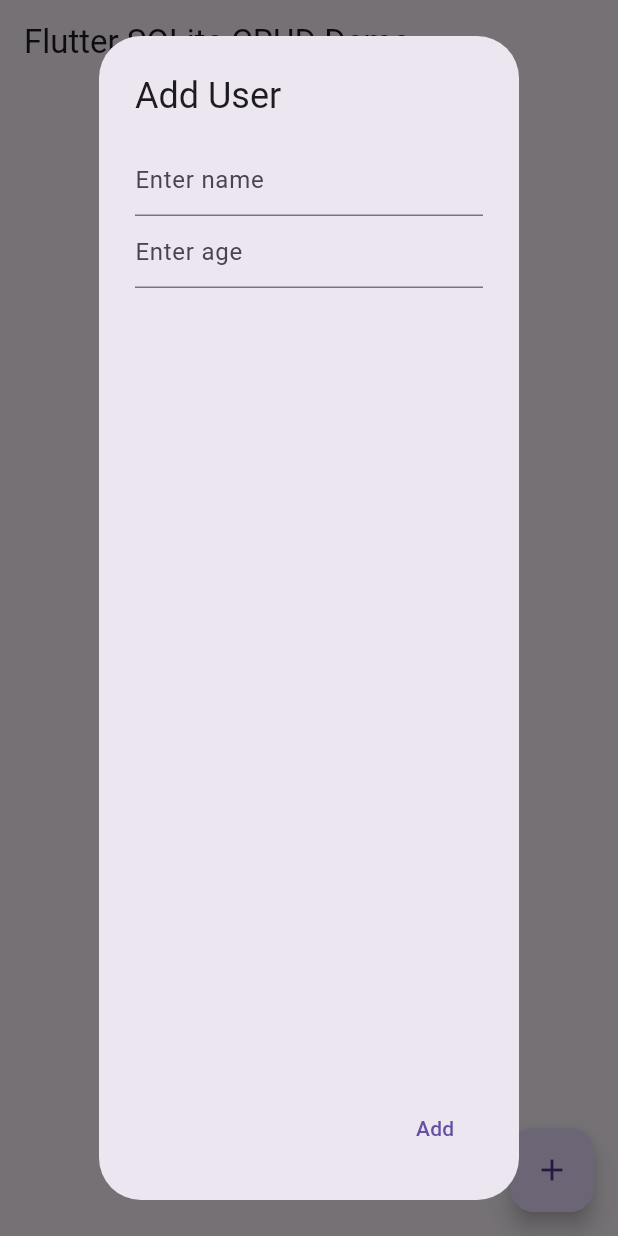
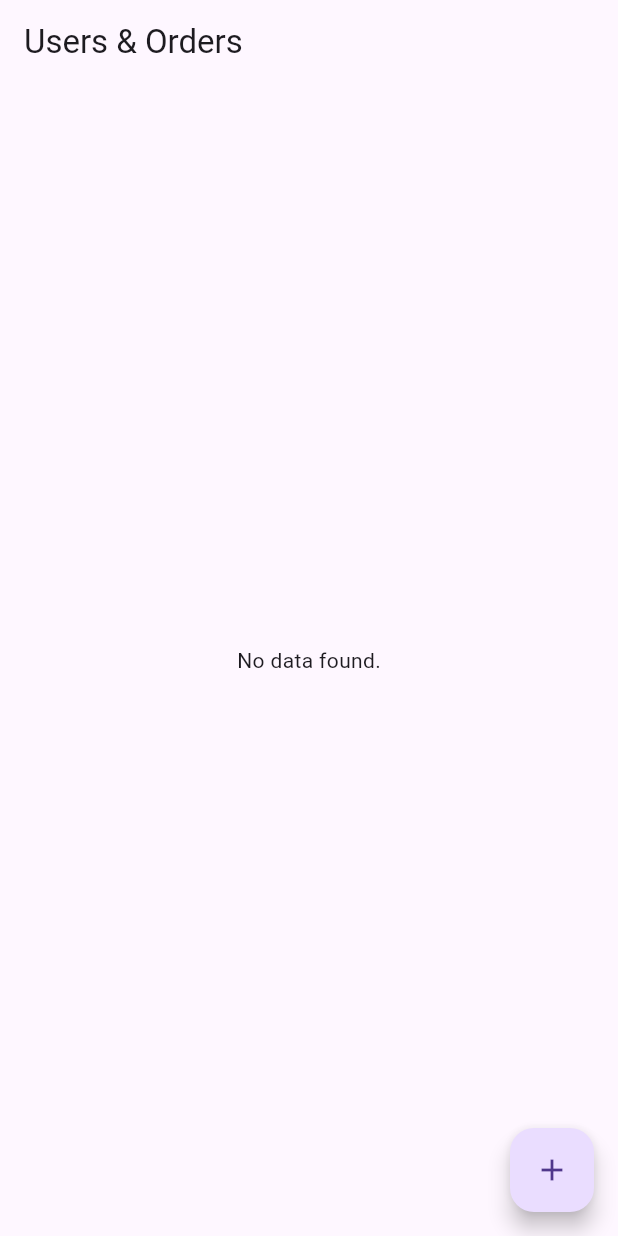
Before and after one commit to robiulm60ict/my_decktop_apps, a Flutter app: the screen it shows after launch, after a tap on the "add" icon, on a phone screen of 412 x 824 dp. Run offline on Flutter 3.47's test engine with Material 3 defaults, Android fonts, the light colour scheme and no system bars; missing offline and left inert: sqlite3.

Commit message:
fix join database

```diff
--- a/lib/db.dart
+++ b/lib/db.dart
@@ -1,92 +1,78 @@
-// import 'package:flutter/material.dart';
-// import 'package:sqflite_common_ffi/sqflite_ffi.dart';
-// import 'package:path/path.dart';
-// import 'dart:io';
-//
-// class User {
-//   int? id;
-//   String name;
-//   int age;
-//
-//   User({this.id, required this.name, required this.age});
-//
-//   Map<String, dynamic> toMap() {
-//     return {'id': id, 'name': name, 'age': age};
-//   }
-//
-//   static User fromMap(Map<String, dynamic> map) {
-//     return User(id: map['id'], name: map['name'], age: map['age']);
-//   }
-// }
-//
-// class DatabaseHelper {
-//   static final DatabaseHelper instance = DatabaseHelper._init();
-//   static Database? _database;
-//
-//   DatabaseHelper._init();
-//
-//   Future<Database> get database async {
-//     if (_database != null) return _database!;
-//     sqfliteFfiInit(); // Initialize for desktop
-//     databaseFactory = databaseFactoryFfi;
-//     _database = await _initDB();
-//     return _database!;
-//   }
-//   Future<Database> _initDB() async {
-//     try {
-//       final dbPath = await getDatabasesPath(); // This gives a path to a writable directory.
-//       final path = join(dbPath, 'users.db');
-//
-//       return await databaseFactory.openDatabase(path,
-//           options: OpenDatabaseOptions(
-//             version: 1,
-//             onCreate: (db, version) async {
-//               await db.execute('''
-//             CREATE TABLE users (
-//               id INTEGER PRIMARY KEY AUTOINCREMENT,
-//               name TEXT NOT NULL,
-//               age INTEGER NOT NULL
-//             )
-//             ''');
-//
-//               // Insert 5 initial users
-//               for (int i = 1; i <= 5; i++) {
-//                 await db.insert('users', {
-//                   'name': 'User $i',
-//                   'age': 20 + i,
-//                 });
-//               }
-//
-//             },
-//           ));
-//     } catch (e) {
-//
-//       print("Database error: $e");
-//       rethrow;
-//     }
-//   }
-//
-//
-//
-//   Future<int> addUser(User user) async {
-//     final db = await database;
-//     return await db.insert('users', user.toMap());
-//   }
-//
-//   Future<List<User>> getAllUsers() async {
-//     final db = await database;
-//     final result = await db.query('users');
-//     return result.map((json) => User.fromMap(json)).toList();
-//   }
-//
-//   Future<int> updateUser(User user) async {
-//     final db = await database;
-//     return await db.update('users', user.toMap(),
-//         where: 'id = ?', whereArgs: [user.id]);
-//   }
-//
-//   Future<int> deleteUser(int id) async {
-//     final db = await database;
-//     return await db.delete('users', where: 'id = ?', whereArgs: [id]);
-//   }
-// }
+import 'package:sqlite3/sqlite3.dart';
+import 'package:path/path.dart';
+import 'package:path_provider/path_provider.dart';
+import 'dart:io';
+
+import 'main.dart';
+
+class DatabaseHelper {
+  late final Database db;
+
+  Future<void> initDatabase() async {
+    final documentsDirectory = await getApplicationDocumentsDirectory();
+    final dbPath = join(documentsDirectory.path, 'my_database.db');
+    print("Database Path: $dbPath");
+
+    // Open the database file
+    db = sqlite3.open(dbPath);
+
+    // Create the 'users' table
+    db.execute('''
+      CREATE TABLE IF NOT EXISTS users (
+        id INTEGER PRIMARY KEY AUTOINCREMENT,
+        name TEXT,
+        age INTEGER
+      );
+    ''');
+
+    // Create the 'orders' table with a price column and order_date column
+    db.execute('''
+      CREATE TABLE IF NOT EXISTS orders (
+        id INTEGER PRIMARY KEY AUTOINCREMENT,
+        user_id INTEGER,
+        order_details TEXT,
+        price REAL,
+        order_date TEXT,
+        FOREIGN KEY(user_id) REFERENCES users(id) ON DELETE CASCADE
+      );
+    ''');
+  }
+
+  // Method to insert a new user
+  Future<void> insertUser(User user) async {
+    db.execute(
+      'INSERT INTO users (name, age) VALUES (?, ?)',
+      [user.name, user.age],
+    );
+  }
+
+  // Define insertOrder to add an order for a user with a price
+  Future<void> insertOrder(int userId, String orderDetails, double price) async {
+    db.execute(
+      'INSERT INTO orders (user_id, order_details, price, order_date) VALUES (?, ?, ?, ?)',
+      [userId, orderDetails, price, DateTime.now().toIso8601String()],
+    );
+  }
+
+  // Define getUsersWithOrders to retrieve users with their orders using a JOIN query
+  Future<List<Map<String, dynamic>>> getUsersWithOrders() async {
+    final ResultSet resultSet = db.select('''
+      SELECT
+        users.id AS user_id,
+        users.name,
+        users.age,
+        orders.id AS order_id,
+        orders.order_details,
+        orders.price,
+        orders.order_date
+      FROM users
+      LEFT JOIN orders ON users.id = orders.user_id
+    ''');
+
+    return resultSet.map((row) => row).toList();
+  }
+
+  Future<void> close() async {
+    db.dispose();
+  }
+}
--- a/lib/main.dart
+++ b/lib/main.dart
@@ -4,6 +4,8 @@ import 'package:path/path.dart';
 import 'package:path_provider/path_provider.dart';
 import 'dart:io';
 import 'package:flutter/material.dart' as material;
+
+import 'db.dart';
 // import 'package:sqlite3/sqlite3.dart' as sqlite3;
 
 
@@ -60,61 +62,61 @@ class User {
 // ----------------------
 // Database Helper Class
 // ----------------------
-class DatabaseHelper {
-  late final Database db;
-
-
-  // Initialize the database using a file-based DB.
-  Future<void> initDatabase() async {
-    final documentsDirectory = await getApplicationDocumentsDirectory();
-    final path = join(documentsDirectory.path, 'my_database.db');
-    print("Database Path: $path");  // Print to debug
-
-    db = sqlite3.open(path);
-
-
-    // Create the users table if it doesn't exist
-    db.execute('''
-     CREATE TABLE IF NOT EXISTS users (
-       id INTEGER PRIMARY KEY AUTOINCREMENT,
-       name TEXT,
-       age INTEGER
-     );
-   ''');
-  }
-
-
-  Future<void> insertUser(User user) async {
-    db.execute(
-      'INSERT INTO users (name, age) VALUES (?, ?)',
-      [user.name, user.age],
-    );
-  }
-
-
-  Future<List<User>> getUsers() async {
-    final ResultSet resultSet = db.select('SELECT * FROM users');
-    return resultSet.map((row) => User.fromMap(row)).toList();
-  }
-
-
-  Future<void> updateUser(User user) async {
-    db.execute(
-      'UPDATE users SET name = ?, age = ? WHERE id = ?',
-      [user.name, user.age, user.id],
-    );
-  }
-
-
-  Future<void> deleteUser(int id) async {
-    db.execute('DELETE FROM users WHERE id = ?', [id]);
-  }
-
-
-  Future<void> close() async {
-    db.dispose();
-  }
-}
+// class DatabaseHelper {
+//   late final Database db;
+//
+//
+//   // Initialize the database using a file-based DB.
+//   Future<void> initDatabase() async {
+//     final documentsDirectory = await getApplicationDocumentsDirectory();
+//     final path = join(documentsDirectory.path, 'my_database.db');
+//     print("Database Path: $path");  // Print to debug
+//
+//     db = sqlite3.open(path);
+//
+//
+//     // Create the users table if it doesn't exist
+//     db.execute('''
+//      CREATE TABLE IF NOT EXISTS users (
+//        id INTEGER PRIMARY KEY AUTOINCREMENT,
+//        name TEXT,
+//        age INTEGER
+//      );
+//    ''');
+//   }
+//
+//
+//   Future<void> insertUser(User user) async {
+//     db.execute(
+//       'INSERT INTO users (name, age) VALUES (?, ?)',
+//       [user.name, user.age],
+//     );
+//   }
+//
+//
+//   Future<List<User>> getUsers() async {
+//     final ResultSet resultSet = db.select('SELECT * FROM users');
+//     return resultSet.map((row) => User.fromMap(row)).toList();
+//   }
+//
+//
+//   Future<void> updateUser(User user) async {
+//     db.execute(
+//       'UPDATE users SET name = ?, age = ? WHERE id = ?',
+//       [user.name, user.age, user.id],
+//     );
+//   }
+//
+//
+//   Future<void> deleteUser(int id) async {
+//     db.execute('DELETE FROM users WHERE id = ?', [id]);
+//   }
+//
+//
+//   Future<void> close() async {
+//     db.dispose();
+//   }
+// }
 
 
 // ----------------------
@@ -126,191 +128,250 @@ class UserListScreen extends StatefulWidget {
 }
 
 
+// class _UserListScreenState extends State<UserListScreen> {
+//   late DatabaseHelper dbHelper;
+//   List<User>? users;
+//
+//
+//   @override
+//   void initState() {
+//     super.initState();
+//     dbHelper = DatabaseHelper();
+//     dbHelper.initDatabase().then((_) {
+//       _refreshUsers();
+//     });
+//   }
+//
+//
+//   Future<void> _refreshUsers() async {
+//     final fetchedUsers = await dbHelper.getUsers();
+//     setState(() {
+//       users = fetchedUsers;
+//     });
+//   }
+//
+//
+//   @override
+//   void dispose() {
+//     dbHelper.close();
+//     super.dispose();
+//   }
+//   void _addUser(BuildContext context) async {
+//     final nameController = TextEditingController();
+//     final ageController = TextEditingController();
+//
+//
+//     showDialog(
+//       context: context,
+//       builder: (BuildContext context) {
+//         return AlertDialog(
+//           title: Text('Add User'),
+//           content: Column(
+//             children: [
+//               TextField(controller: nameController, decoration: InputDecoration(hintText: 'Enter name')),
+//               TextField(controller: ageController, decoration: InputDecoration(hintText: 'Enter age'), keyboardType: TextInputType.number),
+//             ],
+//           ),
+//           actions: [
+//             TextButton(
+//               child: Text('Add'),
+//               onPressed: () {
+//                 final newUser = User(name: nameController.text, age: int.parse(ageController.text.toString()??"0"));
+//                 dbHelper.insertUser(newUser);
+//                 _refreshUsers();
+//                 Navigator.of(context).pop();
+//               },
+//             ),
+//           ],
+//         );
+//       },
+//     );
+//   }
+//
+//
+//   // Add a new user (for demo, a new user with current timestamp in the name)
+//   // void _addUser() async {
+//   //   final newUser =
+//   //   User(name: 'User ${DateTime.now().millisecondsSinceEpoch}', age: 20);
+//   //   await dbHelper.insertUser(newUser);
+//   //   _refreshUsers();
+//   // }
+//
+//
+//   // Update an existing user (for demo, update name and increase age by 1)
+//   // void _updateUser(User user) async {
+//   //   final updatedUser =
+//   //   User(id: user.id, name: 'Updated ${user.name}', age: user.age + 1);
+//   //   await dbHelper.updateUser(updatedUser);
+//   //   _refreshUsers();
+//   // }
+//   void _updateUser(User user,BuildContext context) async {
+//     final nameController = TextEditingController(text: user.name);
+//     final ageController = TextEditingController(text: user.age.toString());
+//
+//
+//     showDialog(
+//       context: context,
+//       builder: (BuildContext context) {
+//         return AlertDialog(
+//           title: Text('Update User'),
+//           content: Column(
+//             children: [
+//               TextField(controller: nameController, decoration: InputDecoration(hintText: 'Enter name')),
+//               TextField(controller: ageController, decoration: InputDecoration(hintText: 'Enter age'), keyboardType: TextInputType.number),
+//             ],
+//           ),
+//           actions: [
+//             TextButton(
+//               child: Text('Update'),
+//               onPressed: () {
+//                 final updatedUser = User(id: user.id, name: nameController.text, age: int.parse(ageController.text));
+//                 dbHelper.updateUser(updatedUser);
+//                 _refreshUsers();
+//                 Navigator.of(context).pop();
+//               },
+//             ),
+//           ],
+//         );
+//       },
+//     );
+//   }
+//   void _deleteUser(int id,BuildContext context) async {
+//     showDialog(
+//       context: context,
+//       builder: (BuildContext context) {
+//         return AlertDialog(
+//           title: Text('Confirm Deletion'),
+//           content: Text('Are you sure you want to delete this user?'),
+//           actions: [
+//             TextButton(
+//               child: Text('Cancel'),
+//               onPressed: () {
+//                 Navigator.of(context).pop();
+//               },
+//             ),
+//             TextButton(
+//               child: Text('Delete'),
+//               onPressed: () {
+//                 dbHelper.deleteUser(id);
+//                 _refreshUsers();
+//                 Navigator.of(context).pop();
+//               },
+//             ),
+//           ],
+//         );
+//       },
+//     );
+//   }
+//
+//
+//   // // Delete a user by id
+//   // void _deleteUser(int id) async {
+//   //   await dbHelper.deleteUser(id);
+//   //   _refreshUsers();
+//   // }
+//
+//
+//   @override
+//   Widget build(BuildContext context) {
+//     return Scaffold(
+//       appBar: AppBar(
+//         title: Text('Flutter SQLite CRUD Demo'),
+//       ),
+//       body: users == null
+//           ? Center(child: CircularProgressIndicator())
+//           : users!.isEmpty
+//           ? Center(child: Text('No users found.'))
+//           : ListView.builder(
+//         itemCount: users!.length,
+//         itemBuilder: (context, index) {
+//           final user = users![index];
+//           return ListTile(
+//             title: Text('Name: ${user.name}'),
+//             subtitle: Text('Age: ${user.age}'),
+//             trailing: material.Row(
+//               mainAxisSize: MainAxisSize.min,
+//               children: [
+//                 IconButton(
+//                   icon: Icon(Icons.edit),
+//                   onPressed: () => _updateUser(user,context),
+//                 ),
+//                 IconButton(
+//                   icon: Icon(Icons.delete),
+//                   onPressed: () {
+//                     if (user.id != null) {
+//                       _deleteUser(user.id!,context);
+//                     }
+//                   },
+//                 ),
+//               ],
+//             ),
+//           );
+//         },
+//       ),
+//       floatingActionButton: FloatingActionButton(
+//         child: Icon(Icons.add),
+//         onPressed:(){
+//           _addUser(context);
+//         },
+//       ),
+//     );
+//   }
+// }
 class _UserListScreenState extends State<UserListScreen> {
   late DatabaseHelper dbHelper;
-  List<User>? users;
-
+  List<Map<String, dynamic>>? usersWithOrders;
 
   @override
   void initState() {
     super.initState();
     dbHelper = DatabaseHelper();
     dbHelper.initDatabase().then((_) {
-      _refreshUsers();
+      _refreshUsersWithOrders();
     });
   }
 
-
-  Future<void> _refreshUsers() async {
-    final fetchedUsers = await dbHelper.getUsers();
+  Future<void> _refreshUsersWithOrders() async {
+    final fetchedData = await dbHelper.getUsersWithOrders();
     setState(() {
-      users = fetchedUsers;
+      print(fetchedData);
+      usersWithOrders = fetchedData;
     });
   }
 
-
-  @override
-  void dispose() {
-    dbHelper.close();
-    super.dispose();
+  void _addOrder(int userId) async {
+    await dbHelper.insertOrder(userId, "Product A", 99.99);
+    await _refreshUsersWithOrders();
   }
-  void _addUser(BuildContext context) async {
-    final nameController = TextEditingController();
-    final ageController = TextEditingController();
-
-
-    showDialog(
-      context: context,
-      builder: (BuildContext context) {
-        return AlertDialog(
-          title: Text('Add User'),
-          content: Column(
-            children: [
-              TextField(controller: nameController, decoration: InputDecoration(hintText: 'Enter name')),
-              TextField(controller: ageController, decoration: InputDecoration(hintText: 'Enter age'), keyboardType: TextInputType.number),
-            ],
-          ),
-          actions: [
-            TextButton(
-              child: Text('Add'),
-              onPressed: () {
-                final newUser = User(name: nameController.text, age: int.parse(ageController.text.toString()??"0"));
-                dbHelper.insertUser(newUser);
-                _refreshUsers();
-                Navigator.of(context).pop();
-              },
-            ),
-          ],
-        );
-      },
-    );
-  }
-
-
-  // Add a new user (for demo, a new user with current timestamp in the name)
-  // void _addUser() async {
-  //   final newUser =
-  //   User(name: 'User ${DateTime.now().millisecondsSinceEpoch}', age: 20);
-  //   await dbHelper.insertUser(newUser);
-  //   _refreshUsers();
-  // }
-
-
-  // Update an existing user (for demo, update name and increase age by 1)
-  // void _updateUser(User user) async {
-  //   final updatedUser =
-  //   User(id: user.id, name: 'Updated ${user.name}', age: user.age + 1);
-  //   await dbHelper.updateUser(updatedUser);
-  //   _refreshUsers();
-  // }
-  void _updateUser(User user,BuildContext context) async {
-    final nameController = TextEditingController(text: user.name);
-    final ageController = TextEditingController(text: user.age.toString());
-
-
-    showDialog(
-      context: context,
-      builder: (BuildContext context) {
-        return AlertDialog(
-          title: Text('Update User'),
-          content: Column(
-            children: [
-              TextField(controller: nameController, decoration: InputDecoration(hintText: 'Enter name')),
-              TextField(controller: ageController, decoration: InputDecoration(hintText: 'Enter age'), keyboardType: TextInputType.number),
-            ],
-          ),
-          actions: [
-            TextButton(
-              child: Text('Update'),
-              onPressed: () {
-                final updatedUser = User(id: user.id, name: nameController.text, age: int.parse(ageController.text));
-                dbHelper.updateUser(updatedUser);
-                _refreshUsers();
-                Navigator.of(context).pop();
-              },
-            ),
-          ],
-        );
-      },
-    );
-  }
-  void _deleteUser(int id,BuildContext context) async {
-    showDialog(
-      context: context,
-      builder: (BuildContext context) {
-        return AlertDialog(
-          title: Text('Confirm Deletion'),
-          content: Text('Are you sure you want to delete this user?'),
-          actions: [
-            TextButton(
-              child: Text('Cancel'),
-              onPressed: () {
-                Navigator.of(context).pop();
-              },
-            ),
-            TextButton(
-              child: Text('Delete'),
-              onPressed: () {
-                dbHelper.deleteUser(id);
-                _refreshUsers();
-                Navigator.of(context).pop();
-              },
-            ),
-          ],
-        );
-      },
-    );
-  }
-
-
-  // // Delete a user by id
-  // void _deleteUser(int id) async {
-  //   await dbHelper.deleteUser(id);
-  //   _refreshUsers();
-  // }
 
 
   @override
   Widget build(BuildContext context) {
     return Scaffold(
-      appBar: AppBar(
-        title: Text('Flutter SQLite CRUD Demo'),
-      ),
-      body: users == null
+      appBar: AppBar(title: Text('Users & Orders')),
+      body: usersWithOrders == null
           ? Center(child: CircularProgressIndicator())
-          : users!.isEmpty
-          ? Center(child: Text('No users found.'))
+          : usersWithOrders!.isEmpty
+          ? Center(child: Text('No data found.'))
           : ListView.builder(
-        itemCount: users!.length,
+        itemCount: usersWithOrders!.length,
         itemBuilder: (context, index) {
-          final user = users![index];
+          final data = usersWithOrders![index];
           return ListTile(
-            title: Text('Name: ${user.name}'),
-            subtitle: Text('Age: ${user.age}'),
-            trailing: material.Row(
-              mainAxisSize: MainAxisSize.min,
-              children: [
-                IconButton(
-                  icon: Icon(Icons.edit),
-                  onPressed: () => _updateUser(user,context),
-                ),
-                IconButton(
-                  icon: Icon(Icons.delete),
-                  onPressed: () {
-                    if (user.id != null) {
-                      _deleteUser(user.id!,context);
-                    }
-                  },
-                ),
-              ],
+            title: Text('Name: ${data['name']}'),
+            subtitle: Text('Age: ${data['age']}, Order: ${data['product_name'] ?? "No Order"}'),
+            trailing: IconButton(
+              icon: Icon(Icons.add_shopping_cart),
+              onPressed: () => _addOrder(data['user_id']),
             ),
           );
         },
       ),
       floatingActionButton: FloatingActionButton(
         child: Icon(Icons.add),
-        onPressed:(){
-          _addUser(context);
+        onPressed: () {
+          dbHelper.insertUser(User(name: "John Doe", age: 30));
+          _refreshUsersWithOrders();
         },
       ),
     );
```
